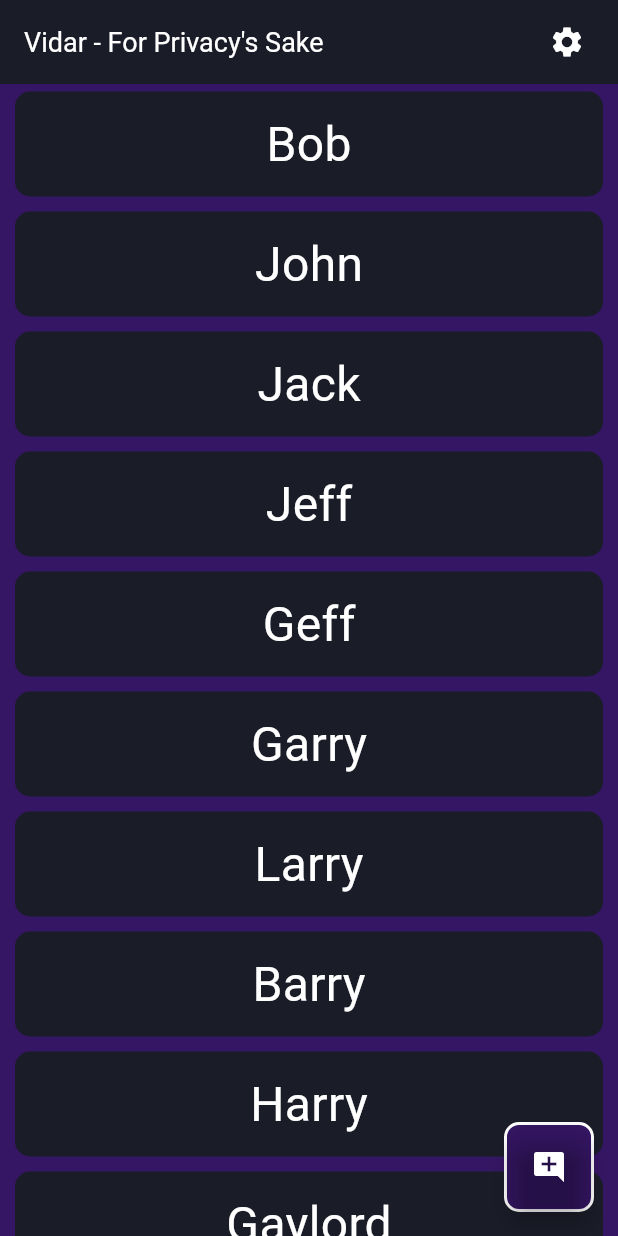
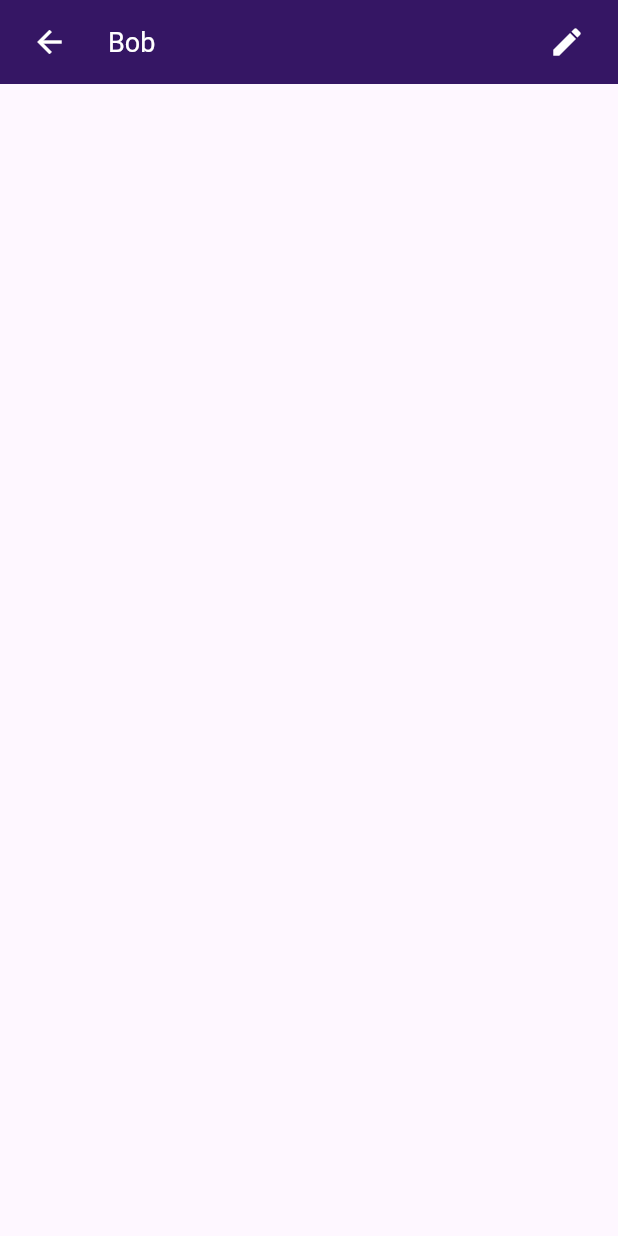
Before and after one commit to DrSolidDevil/Vidar, a Flutter app: the screen it shows after launch, after a tap on "Bob", on a phone screen of 412 x 824 dp. Run offline on Flutter 3.47's test engine with Material 3 defaults, Android fonts, the phone set to English and light mode, and no system bars.

Commit message:
Added ability to edit contacts and chat page (not functional)

```diff
--- /dev/null
+++ b/lib/chat.dart
@@ -0,0 +1,112 @@
+import 'package:flutter/material.dart';
+import 'contacts.dart';
+import 'configuration.dart';
+import 'edit_contact.dart';
+
+
+class ChatPage extends StatefulWidget {
+  const ChatPage(this.contact, this.contactList, {super.key});
+  final Contact contact;
+  final ContactList contactList;
+
+  @override
+  createState() => _ChatPageState();
+}
+
+
+
+class _ChatPageState extends State<ChatPage> {
+  _ChatPageState();
+  late Contact contact;
+  late ContactList contactList;
+
+  @override
+  void initState() {
+    super.initState();
+    contact = widget.contact;
+    contactList = widget.contactList;
+  }
+
+  @override
+  Widget build(BuildContext context) {
+    return Scaffold(
+      appBar: AppBar(
+        backgroundColor: VidarColors.secondaryMetallicViolet,
+        title: Text(
+          contact.name,
+          style: const TextStyle(
+            fontSize: 18,
+            color: Colors.white,
+            decoration: TextDecoration.none
+          ),
+        ),
+
+        leading: Container(
+          margin: const EdgeInsets.only(left: 10),
+          child: IconButton(
+            onPressed: () {
+              Navigator.push(
+                context,
+                MaterialPageRoute(builder: (context) => ContactListPage(contactList)),
+              );
+            },
+            icon: const Icon(
+              Icons.arrow_back,
+              color: Colors.white,
+            ),
+            tooltip: "Go back",
+          ),
+        ),
+
+        actions: [
+          Container(
+            margin: const EdgeInsets.only(right: 10),
+            child: IconButton(
+              onPressed: () {
+                Navigator.push(
+                  context,
+                  MaterialPageRoute(builder: (context) => EditContactPage(contact, contactList, "chatpage")),
+                );
+              },
+              icon: const Icon(
+                Icons.edit,
+                color: Colors.white,
+              ),
+              tooltip: "Edit",
+            ),
+          ),
+        ],
+      ),
+      body: Conversation(contact),
+    );
+  }
+}
+
+
+
+
+class Conversation extends StatefulWidget {
+  const Conversation(this.contact, {super.key});
+  final Contact contact;
+
+  @override
+  createState() => _ConversationState();
+}
+
+
+
+class _ConversationState extends State<Conversation> {
+  _ConversationState();
+  late Contact contact;
+
+  @override
+  void initState() {
+    super.initState();
+    contact = widget.contact;
+  }
+
+  @override
+  Widget build(BuildContext context) {
+    return Container();
+  }
+}
--- a/lib/contacts.dart
+++ b/lib/contacts.dart
@@ -1,4 +1,6 @@
 import 'package:flutter/material.dart';
+import 'package:vidar/chat.dart';
+import 'package:vidar/edit_contact.dart';
 import 'configuration.dart';
 
 
@@ -33,10 +35,16 @@ class _ContactListPageState extends State<ContactListPage> {
             color: Colors.white,
             width: 2
           ),
-          borderRadius: BorderRadius.all(Radius.circular(10.0))
+          borderRadius: BorderRadius.circular(10.0),
         ),
         child: FloatingActionButton(
-          onPressed: () {print("FloatingActionButton was pressed");},
+          onPressed: () {
+            Contact newContact = Contact("", "", "");
+            Navigator.push(
+              context,
+              MaterialPageRoute(builder: (context) => EditContactPage(newContact, contactList, "newcontact")),
+            );
+          },
           backgroundColor: Colors.transparent,
           foregroundColor: Colors.white,
           child: Icon(Icons.add_comment),
@@ -69,7 +77,7 @@ class _ContactListPageState extends State<ContactListPage> {
           Container(
             margin: EdgeInsets.only(right: 10),
             child: IconButton(
-              onPressed: () {print("Settingg button pressed");},
+              onPressed: () {print("Settings button pressed");},
               icon: const Icon(
                 Icons.settings,
                 color: Colors.white,
@@ -84,24 +92,25 @@ class _ContactListPageState extends State<ContactListPage> {
 }
 
 class ContactBadge extends StatelessWidget {
-  const ContactBadge(this.contact, {super.key});
+  const ContactBadge(this.contact, this.contactList, {super.key});
   final Contact contact;
+  final ContactList contactList;
 
   @override
   Widget build(BuildContext context) {
     return InkWell(
       child: Container(
-        height: 70,
-        width: 100, // MediaQuery.sizeOf(context).width
         alignment: Alignment.center,
         padding: const EdgeInsets.only(top: 10, bottom: 10),
         margin: EdgeInsets.only(top: 5, bottom: 5, left: 10, right: 10),
         decoration: BoxDecoration(
           color: VidarColors.primaryDarkSpaceCadet,
-          borderRadius: BorderRadius.all(Radius.circular(10.0))
+          borderRadius: BorderRadius.circular(10.0),
         ),
 
-        child: Text(
+        child: Column(
+          children: [
+            Text(
               contact.name,
               style: const TextStyle(
                 fontSize: 32,
@@ -109,12 +118,26 @@ class ContactBadge extends StatelessWidget {
                 decoration: TextDecoration.none
               ),
             ),
+            Text(
+              contact.phoneNumber,
+              style: const TextStyle(
+                fontSize: 12,
+                color: Colors.white,
+                decoration: TextDecoration.none
+              ),
+            )
+          ],
+        ),
       ),
       onTap: () {
-        print("Go to contact \"" + contact.name + "\"");
+        Navigator.push(
+          context,
+          MaterialPageRoute(builder: (context) => ChatPage(contact, contactList)),
+        );
       },
       onLongPress: () {
         print("Long hold on contact \"" + contact.name + "\"");
+        // alert dialog
       },
     );
   }
@@ -124,7 +147,7 @@ class Contact {
   Contact(this.name, this.encryptionKey, this.phoneNumber);
   String name;
   String encryptionKey;
-  final String phoneNumber;
+  String phoneNumber;
 }
 
 class ContactList extends ChangeNotifier {
@@ -220,12 +243,31 @@ class ContactList extends ChangeNotifier {
   List<ContactBadge> getContactBadges() {
     final List<ContactBadge> contactBadges = [];
     for (final Contact contact in listOfContacts) {
-      contactBadges.add(ContactBadge(contact));
+      contactBadges.add(ContactBadge(contact, this));
     }
     return contactBadges;
   }
 
   ContactBadge getContactBadgeAtIndex(final int index) {
-    return ContactBadge(listOfContacts[index]);
+    return ContactBadge(listOfContacts[index], this);
   }
 }
+
+/// True if it is invalid
+bool isInvalidContactByParams(String? name, String? encryptionKey, String? phoneNumber) {
+  if (name == null || phoneNumber == null) {
+    return true;
+  }
+  if (name == "" || phoneNumber == "") {
+    return true;
+  }
+  // phone number contains non numberic characters
+  if (phoneNumber.contains(RegExp(r"[^\d]"))) {
+    return true;
+  }
+  return true;
+}
+
+bool isInvalidContact(Contact contact) {
+  return isInvalidContactByParams(contact.name, contact.encryptionKey, contact.phoneNumber);
+}
--- a/lib/main.dart
+++ b/lib/main.dart
@@ -5,7 +5,12 @@ import 'contacts.dart';
 /*
 Notes:
 You can't have multiple people with the same name
+Use the edit contact page to create new ones by just entering a blank contact
+If a part is missing then do an alert
 
+if contact has no key then no encryption is done (i.e it sends plain text)
+
+to format phone numbers maybe use the "phone_numbers_parser" package
 */
 
 void main() {
```
Also changed, not shown: lib/edit_contact.dart (added, +442 -0 lines). Lines whose indentation alone changed are shown as unchanged.
